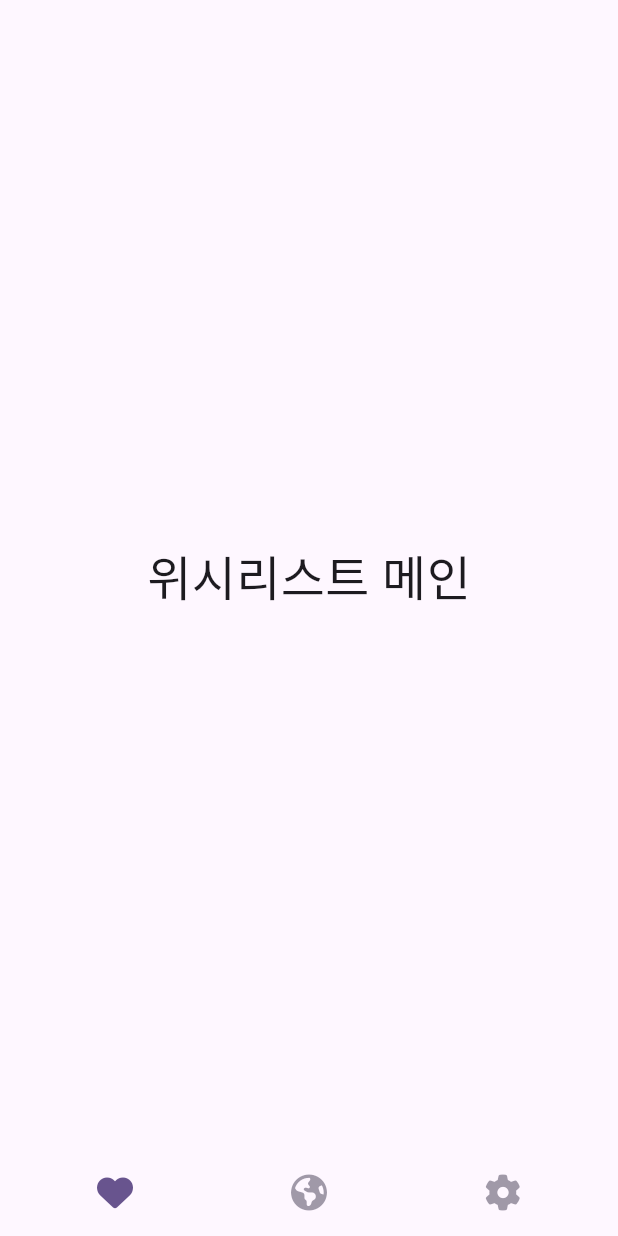
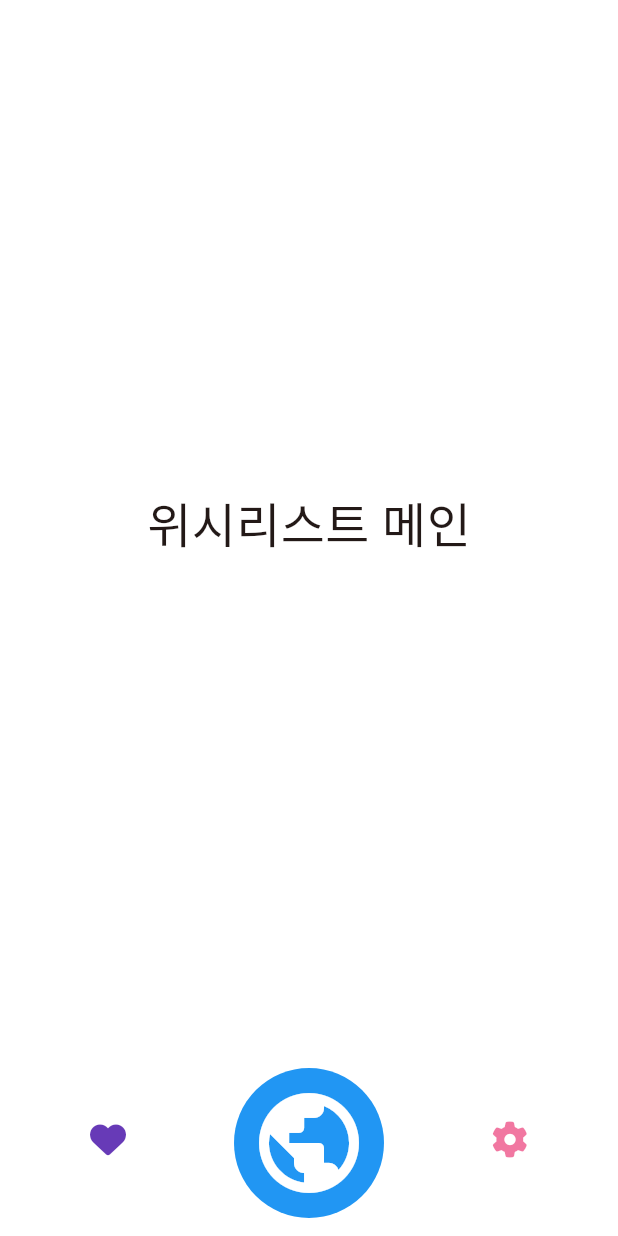
Before and after one commit to KLDS0326/Project-Avenew, a Flutter app: the screen it shows after launch, on a phone screen of 412 x 824 dp. Run offline on Flutter 3.47's test engine with Material 2 defaults, Android fonts, the phone set to English and light mode, and no system bars; our stand-ins replace flutter_riverpod, font_awesome_flutter, go_router, riverpod, smooth_page_indicator.

Commit message:
기본틀 제작_3

```diff
--- a/lib/common/main_navigation_screen.dart
+++ b/lib/common/main_navigation_screen.dart
@@ -1,10 +1,12 @@
+import 'package:armchair_world_travel/common/widgets/TravelButton.dart';
 import 'package:armchair_world_travel/common/widgets/nav_tab.dart';
+import 'package:armchair_world_travel/travel/views/travelScreen.dart';
 
-import 'package:armchair_world_travel/travel/view/travelScreen.dart';
-import 'package:armchair_world_travel/wish/view/wishMainScreen.dart';
+import 'package:armchair_world_travel/wish/views/wishMainScreen.dart';
 import 'package:flutter/material.dart';
 import 'package:font_awesome_flutter/font_awesome_flutter.dart';
 import 'package:go_router/go_router.dart';
+import '../constants/gaps.dart';
 import '../constants/sizes.dart';
 
 class MainNavigationScreen extends StatefulWidget {
@@ -60,11 +62,12 @@ class _MainNavigationScreenState extends State<MainNavigationScreen> {
         ],
       ),
       bottomNavigationBar: Container(
+
         padding: EdgeInsets.only(
           bottom: MediaQuery.of(context).padding.bottom,
         ),
         child: Padding(
-          padding: EdgeInsets.all(Sizes.size12),
+          padding: const EdgeInsets.all(Sizes.size12),
           child: Row(
             mainAxisAlignment: MainAxisAlignment.spaceBetween,
             children: [
@@ -77,23 +80,19 @@ class _MainNavigationScreenState extends State<MainNavigationScreen> {
                 onTap: () => _onTap(
                     0), //widget을 만들어서 onTap을 required로 지정해뒀다. _onTap(0)을 실행시킴.
               ),
-              NavTab(
-                text: "travel",
+              Gaps.h24,
+              TravelButton(
+                onTapFunction: () => _onTap(1),
                 isSelected: _selectedIndex == 1,
-                icon: FontAwesomeIcons.earthAmericas,
-                selectedIcon: FontAwesomeIcons.earthAmericas,
-                selectedIndex: _selectedIndex,
-                onTap: () => _onTap(
-                    1),
               ),
+              Gaps.h24,
               NavTab(
                 text: "settings",
                 isSelected: _selectedIndex == 2,
                 icon: FontAwesomeIcons.gear,
                 selectedIcon: FontAwesomeIcons.gear,
                 selectedIndex: _selectedIndex,
-                onTap: () => _onTap(
-                    2),
+                onTap: () => _onTap(2),
               ),
             ],
           ),
--- /dev/null
+++ b/lib/common/widgets/TravelButton.dart
@@ -0,0 +1,60 @@
+import 'package:flutter/material.dart';
+import 'package:font_awesome_flutter/font_awesome_flutter.dart';
+
+import '../../../../constants/sizes.dart';
+
+class TravelButton extends StatefulWidget {
+  final Function onTapFunction;
+  final bool isSelected;
+
+  const TravelButton({
+    super.key,
+    required this.onTapFunction,
+    required this.isSelected,
+  });
+
+  @override
+  State<TravelButton> createState() => _TravelButtonState();
+}
+
+class _TravelButtonState extends State<TravelButton> {
+  bool _isClicked = false;
+
+  void onLongPressFunction(TapDownDetails context) {
+    setState(() {
+      _isClicked = !_isClicked;
+    });
+  }
+
+  @override
+  Widget build(BuildContext context) {
+    return GestureDetector(
+      onTap: () => widget.onTapFunction(context),
+      onTapDown: onLongPressFunction,
+      child: Stack(
+        clipBehavior: Clip.none,
+        children: [
+          /*FIXME bottomNavi를 키우지 않고 이 버튼만 키우는 방법은..?*/
+          ClipRect(
+            clipBehavior: Clip.none,
+            child: Container(
+              width: 100,
+              height: 100,
+              decoration: const BoxDecoration(
+                shape: BoxShape.circle,
+                color: Colors.blue,
+              ),
+              child: const Center(
+                child: Icon(
+                  Icons.public,
+                  color: Colors.white,
+                  size: 80,
+                ),
+              ),
+            ),
+          ),
+        ],
+      ),
+    );
+  }
+}
--- a/lib/main.dart
+++ b/lib/main.dart
@@ -4,20 +4,29 @@ import 'package:flutter_riverpod/flutter_riverpod.dart';
 
 void main() {
   WidgetsFlutterBinding.ensureInitialized();
-  runApp(ProviderScope(child: const ArmchairWorldTravel()));
+  runApp(const ProviderScope(child: ArmchairWorldTravel()));
 }
 
 class ArmchairWorldTravel extends ConsumerWidget {
   const ArmchairWorldTravel({super.key});
 
-  // This widget is the root of your application.
+
   @override
   Widget build(BuildContext context, WidgetRef ref) {
     return MaterialApp.router(
       routerConfig: ref.watch(routerProvider),
       title: 'ArmchairWorldTravel',
       theme: ThemeData(
-        colorScheme: ColorScheme.fromSeed(seedColor: Colors.deepPurple),
+        /*우리 앱의 컬러를 지정하는 부분. 여기서 일괄로 정한 컬러들을
+        * Theme.of(context).colorScheme.primary 처럼 사용할 수 있다.*/
+        colorScheme: ColorScheme.fromSeed(
+          seedColor: Colors.deepOrange,
+          primary: Colors.deepPurple,
+          secondary: Colors.pink,
+          surface: Colors.white, // Colors 색상으로 지정할 수도 있고
+          tertiary: const Color(0xFF256223), // Color(0x색상번호)로도 가능하다.
+          tertiaryContainer: const Color(0xFF25628D),
+        ),
         useMaterial3: true,
       ),
     );
--- a/lib/router.dart
+++ b/lib/router.dart
@@ -1,3 +1,5 @@
+import 'package:armchair_world_travel/authentication/views/intro_screen.dart';
+import 'package:armchair_world_travel/authentication/views/splash_screen.dart';
 import 'package:go_router/go_router.dart';
 import 'package:riverpod/riverpod.dart';
 import 'common/main_navigation_screen.dart';
@@ -17,6 +19,16 @@ final routerProvider = Provider(
             );
           },
         ),
+        GoRoute(
+          path: SplashScreen.routeUrl,
+          name: SplashScreen.routeName,
+          builder: (context, state) => const SplashScreen(),
+        ),
+        GoRoute(
+          path: IntroScreen.routeUrl,
+          name: IntroScreen.routeName,
+          builder: (context, state) => const IntroScreen(),
+        ),
       ],
     );
   },
--- a/pubspec.yaml
+++ b/pubspec.yaml
@@ -39,6 +39,7 @@ dependencies:
   go_router: ^8.0.5
   font_awesome_flutter: ^10.4.0
   flutter_riverpod: ^2.3.6
+  smooth_page_indicator: ^1.1.0
 
 dev_dependencies:
   flutter_test:
```
Also changed, not shown: lib/authentication/views/intro_screen.dart (added, +118 -0 lines), lib/authentication/views/splash_screen.dart (added, +61 -0 lines), lib/travel/view/travelScreen.dart (deleted, +0 -26 lines), lib/travel/views/travelScreen.dart (added, +42 -0 lines), lib/wish/views/wishMainScreen.dart (renamed from lib/wish/view/wishMainScreen.dart), pubspec.lock.
